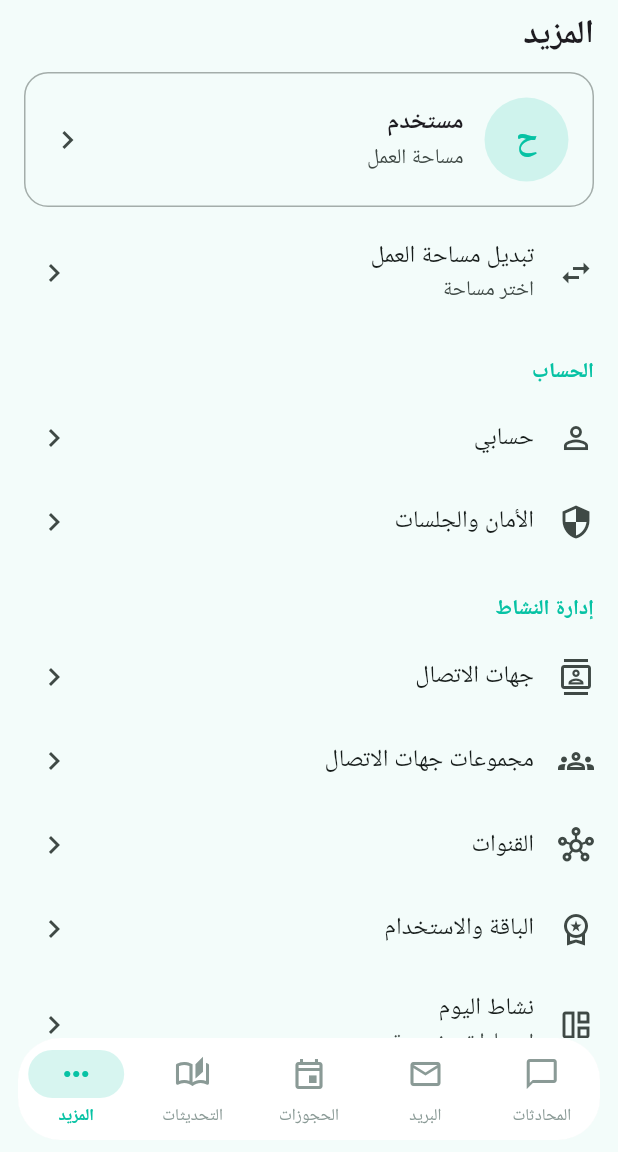
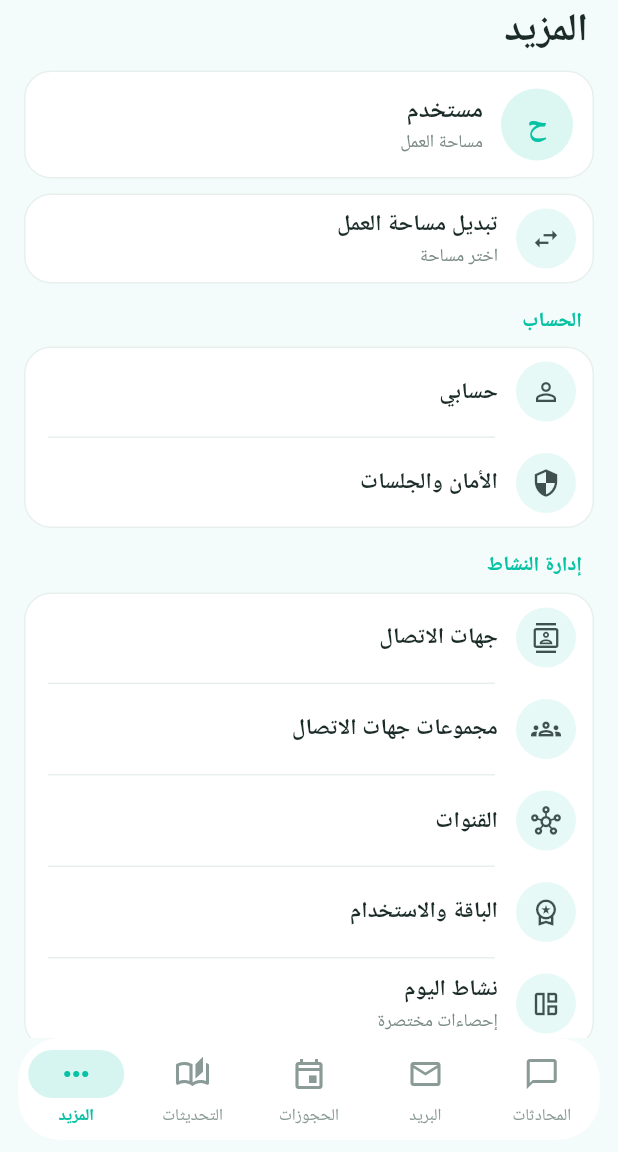
Before and after one commit to itzhaso1/aihasan2001, a Flutter app: the MoreScreen screen opened by its route, on a phone screen of 412 x 824 dp, the part 84-1236 px from its top. Run offline on Flutter 3.47's test engine with Material 3 defaults, Android fonts, the phone set to English and light mode, and no system bars; our stand-ins replace audioplayers, cached_network_image, dio, drift, equatable, file_picker and 11 more; missing offline and left inert: cryptography, dart:html; accounts and stored records are empty; generated files the repository leaves out were written again; network calls fail; Roboto replaces fonts that are missing (Cairo).

Commit message:
Restyle HASIM More screen into grouped mint cards.
Keep every existing hub destination and logout action, and drop chevrons so the list matches the reference layout.

Co-authored-by: itzhaso1 <itzhaso1@users.noreply.github.com>

```diff
--- a/apps/hasim/lib/features/more/presentation/more_screen.dart
+++ b/apps/hasim/lib/features/more/presentation/more_screen.dart
@@ -2,6 +2,8 @@ import 'package:cached_network_image/cached_network_image.dart';
 import 'package:flutter/material.dart';
 import 'package:flutter_riverpod/flutter_riverpod.dart';
 import 'package:go_router/go_router.dart';
+import 'package:hasim/core/config/app_config.dart';
+import 'package:hasim/core/theme/app_theme.dart';
 import 'package:hasim/core/theme/theme_mode_controller.dart';
 import 'package:hasim/core/widgets/hasim_shell_header.dart';
 import 'package:hasim/features/auth/providers/auth_controller.dart';
@@ -11,6 +13,10 @@ import 'package:hasim/features/home/providers/home_controller.dart';
 class MoreScreen extends ConsumerWidget {
   const MoreScreen({super.key});
 
+  static const _ink = Color(0xFF1A2B28);
+  static const _muted = Color(0xFF7A8B87);
+  static const _line = Color(0xFFE7F0ED);
+
   @override
   Widget build(BuildContext context, WidgetRef ref) {
     final auth = ref.watch(authControllerProvider);
@@ -18,155 +24,201 @@ class MoreScreen extends ConsumerWidget {
     final user = auth.user;
     final theme = Theme.of(context);
     final notifCount = snap?.unreadNotifications ?? 0;
+    final mint = Color(AppConfig.brand.surface);
 
     return Scaffold(
-      appBar: const HasimShellHeader(),
+      backgroundColor: mint,
+      appBar: HasimShellHeader(backgroundColor: mint),
       body: ListView(
-        padding: const EdgeInsets.only(bottom: 32),
+        padding: const EdgeInsets.fromLTRB(16, 4, 16, 28),
         children: [
           Padding(
-            padding: const EdgeInsets.fromLTRB(16, 8, 16, 0),
-            child: Text('المزيد', style: theme.textTheme.titleLarge?.copyWith(fontWeight: FontWeight.w800)),
+            padding: const EdgeInsetsDirectional.only(start: 4, bottom: 10),
+            child: Text(
+              'المزيد',
+              style: theme.textTheme.headlineSmall?.copyWith(
+                fontWeight: FontWeight.w800,
+                fontSize: 26,
+                height: 1.25,
+                color: _ink,
               ),
-          Padding(
-            padding: const EdgeInsets.fromLTRB(16, 12, 16, 8),
+            ),
+          ),
+          _MoreCard(
             child: InkWell(
-              borderRadius: BorderRadius.circular(16),
               onTap: () => context.push('/profile'),
-              child: Container(
-                padding: const EdgeInsets.all(16),
-                decoration: BoxDecoration(
-                  border: Border.all(color: theme.dividerColor.withValues(alpha: 0.6)),
-                  borderRadius: BorderRadius.circular(16),
-                ),
+              child: Padding(
+                padding: const EdgeInsets.symmetric(horizontal: 14, vertical: 12),
                 child: Row(
                   children: [
                     CircleAvatar(
-                      radius: 28,
-                      backgroundColor: theme.colorScheme.primary.withValues(alpha: 0.15),
-                      backgroundImage:
-                          user?.avatarUrl != null ? CachedNetworkImageProvider(user!.avatarUrl!) : null,
+                      radius: 24,
+                      backgroundColor: AppTheme.brand.withValues(alpha: 0.14),
+                      backgroundImage: user?.avatarUrl != null ? CachedNetworkImageProvider(user!.avatarUrl!) : null,
                       child: user?.avatarUrl == null
                           ? Text(
                               (user?.name.isNotEmpty == true ? user!.name[0] : 'ح'),
-                              style: TextStyle(
-                                fontSize: 22,
-                                fontWeight: FontWeight.w800,
-                                color: theme.colorScheme.primary,
+                              style: const TextStyle(
+                                fontSize: 20,
+                                fontWeight: FontWeight.w700,
+                                color: AppTheme.brand,
                               ),
                             )
                           : null,
                     ),
-                    const SizedBox(width: 14),
+                    const SizedBox(width: 12),
                     Expanded(
                       child: Column(
                         crossAxisAlignment: CrossAxisAlignment.start,
                         children: [
                           Text(
                             user?.name ?? 'مستخدم',
-                            style: theme.textTheme.titleMedium?.copyWith(fontWeight: FontWeight.w800),
+                            maxLines: 1,
+                            overflow: TextOverflow.ellipsis,
+                            style: theme.textTheme.titleMedium?.copyWith(
+                              fontWeight: FontWeight.w700,
+                              fontSize: 16,
+                              height: 1.3,
+                              color: _ink,
+                            ),
                           ),
                           const SizedBox(height: 2),
                           Text(
                             auth.workspace?.name ?? 'مساحة العمل',
-                            style: theme.textTheme.bodyMedium?.copyWith(
-                              color: theme.colorScheme.onSurfaceVariant,
+                            maxLines: 1,
+                            overflow: TextOverflow.ellipsis,
+                            style: theme.textTheme.bodySmall?.copyWith(
+                              color: _muted,
+                              fontWeight: FontWeight.w500,
+                              height: 1.35,
                             ),
                           ),
                         ],
                       ),
                     ),
-                    Icon(Icons.chevron_left, color: theme.colorScheme.onSurfaceVariant),
                   ],
                 ),
               ),
             ),
           ),
-          ListTile(
-            leading: const Icon(Icons.swap_horiz),
-            title: const Text('تبديل مساحة العمل'),
-            subtitle: Text(auth.workspace?.name ?? 'اختر مساحة'),
-            trailing: const Icon(Icons.chevron_left),
+          const SizedBox(height: 10),
+          _MoreCard(
+            child: _MoreRow(
+              icon: Icons.swap_horiz,
+              title: 'تبديل مساحة العمل',
+              subtitle: auth.workspace?.name ?? 'اختر مساحة',
               onTap: () => context.push('/workspaces'),
             ),
+          ),
           const _SectionLabel('الحساب'),
-          _NavTile(
+          _MoreCard(
+            child: Column(
+              children: [
+                _MoreRow(
                   icon: Icons.person_outline,
                   title: 'حسابي',
                   onTap: () => context.push('/profile'),
                 ),
-          _NavTile(
+                const _MoreDivider(),
+                _MoreRow(
                   icon: Icons.security_outlined,
                   title: 'الأمان والجلسات',
                   onTap: () => context.push('/more/security'),
                 ),
+              ],
+            ),
+          ),
           const _SectionLabel('إدارة النشاط'),
-          _NavTile(
+          _MoreCard(
+            child: Column(
+              children: [
+                _MoreRow(
                   icon: Icons.contacts_outlined,
                   title: 'جهات الاتصال',
                   onTap: () => context.push('/contacts'),
                 ),
-          _NavTile(
+                const _MoreDivider(),
+                _MoreRow(
                   icon: Icons.groups_outlined,
                   title: 'مجموعات جهات الاتصال',
                   onTap: () => context.push('/contact-groups'),
                 ),
-          _NavTile(
+                const _MoreDivider(),
+                _MoreRow(
                   icon: Icons.hub_outlined,
                   title: 'القنوات',
                   onTap: () => context.push('/channels'),
                 ),
-          _NavTile(
+                const _MoreDivider(),
+                _MoreRow(
                   icon: Icons.workspace_premium_outlined,
                   title: 'الباقة والاستخدام',
                   onTap: () => context.push('/plans'),
                 ),
-          _NavTile(
+                const _MoreDivider(),
+                _MoreRow(
                   icon: Icons.auto_awesome_mosaic_outlined,
                   title: 'نشاط اليوم',
                   subtitle: 'إحصاءات مختصرة',
                   onTap: () => context.push('/activity'),
                 ),
+              ],
+            ),
+          ),
           const _SectionLabel('الإعدادات'),
-          _NavTile(
+          _MoreCard(
+            child: Column(
+              children: [
+                _MoreRow(
                   icon: Icons.notifications_outlined,
                   title: 'الإشعارات',
-            trailing: notifCount > 0
-                ? Badge(label: Text('$notifCount'))
-                : const Icon(Icons.chevron_left),
+                  badge: notifCount > 0 ? notifCount : null,
                   onTap: () => context.push('/notifications'),
                 ),
-          _NavTile(
+                const _MoreDivider(),
+                _MoreRow(
                   icon: Icons.notifications_active_outlined,
                   title: 'تفضيلات الإشعارات',
                   onTap: () => context.push('/notification-preferences'),
                 ),
-          _NavTile(
+                const _MoreDivider(),
+                _MoreRow(
                   icon: Icons.brightness_6_outlined,
                   title: 'المظهر',
                   subtitle: _themeLabel(ref.watch(themeModeControllerProvider)),
                   onTap: () => _showThemeSheet(context, ref),
                 ),
-          _NavTile(
+                const _MoreDivider(),
+                _MoreRow(
                   icon: Icons.settings_outlined,
                   title: 'الإعدادات',
                   onTap: () => context.push('/settings'),
                 ),
-          const SizedBox(height: 12),
-          Padding(
-            padding: const EdgeInsets.symmetric(horizontal: 16),
-            child: OutlinedButton.icon(
+              ],
+            ),
+          ),
+          const SizedBox(height: 18),
+          OutlinedButton(
             style: OutlinedButton.styleFrom(
               foregroundColor: theme.colorScheme.error,
-                side: BorderSide(color: theme.colorScheme.error.withValues(alpha: 0.4)),
-                minimumSize: const Size.fromHeight(48),
+              backgroundColor: theme.colorScheme.error.withValues(alpha: 0.04),
+              side: BorderSide(color: theme.colorScheme.error.withValues(alpha: 0.42)),
+              minimumSize: const Size.fromHeight(50),
+              shape: RoundedRectangleBorder(borderRadius: BorderRadius.circular(16)),
+              textStyle: theme.textTheme.titleSmall?.copyWith(fontWeight: FontWeight.w700),
             ),
             onPressed: () async {
               await ref.read(authControllerProvider.notifier).logout();
               if (context.mounted) context.go('/login');
             },
-              icon: const Icon(Icons.logout),
-              label: const Text('تسجيل الخروج'),
+            child: const Row(
+              mainAxisAlignment: MainAxisAlignment.center,
+              mainAxisSize: MainAxisSize.min,
+              children: [
+                Icon(Icons.logout, size: 18),
+                SizedBox(width: 8),
+                Text('تسجيل الخروج'),
+              ],
             ),
           ),
         ],
@@ -212,41 +264,134 @@ class _SectionLabel extends StatelessWidget {
   @override
   Widget build(BuildContext context) {
     return Padding(
-      padding: const EdgeInsets.fromLTRB(16, 20, 16, 6),
+      padding: const EdgeInsets.fromLTRB(8, 16, 8, 8),
       child: Text(
         text,
         style: Theme.of(context).textTheme.titleSmall?.copyWith(
-              fontWeight: FontWeight.w800,
-              color: Theme.of(context).colorScheme.primary,
+              fontWeight: FontWeight.w700,
+              fontSize: 13.5,
+              height: 1.35,
+              color: AppTheme.brand,
             ),
       ),
     );
   }
 }
 
-class _NavTile extends StatelessWidget {
-  const _NavTile({
+class _MoreCard extends StatelessWidget {
+  const _MoreCard({required this.child});
+  final Widget child;
+
+  @override
+  Widget build(BuildContext context) {
+    final isDark = Theme.of(context).brightness == Brightness.dark;
+    return DecoratedBox(
+      decoration: BoxDecoration(
+        color: isDark ? const Color(0xFF15201D) : Colors.white,
+        borderRadius: BorderRadius.circular(18),
+        border: Border.all(color: isDark ? const Color(0xFF1F2E2A) : MoreScreen._line),
+      ),
+      child: ClipRRect(
+        borderRadius: BorderRadius.circular(18),
+        child: child,
+      ),
+    );
+  }
+}
+
+class _MoreDivider extends StatelessWidget {
+  const _MoreDivider();
+
+  @override
+  Widget build(BuildContext context) {
+    return const Divider(
+      height: 1,
+      thickness: 1,
+      indent: 66,
+      endIndent: 16,
+      color: MoreScreen._line,
+    );
+  }
+}
+
+class _MoreRow extends StatelessWidget {
+  const _MoreRow({
     required this.icon,
     required this.title,
     required this.onTap,
     this.subtitle,
-    this.trailing,
+    this.badge,
   });
 
   final IconData icon;
   final String title;
   final String? subtitle;
-  final Widget? trailing;
+  final int? badge;
   final VoidCallback onTap;
 
   @override
   Widget build(BuildContext context) {
-    return ListTile(
-      leading: Icon(icon),
-      title: Text(title),
-      subtitle: subtitle == null ? null : Text(subtitle!),
-      trailing: trailing ?? const Icon(Icons.chevron_left),
+    final theme = Theme.of(context);
+    return InkWell(
       onTap: onTap,
+      child: Padding(
+        padding: const EdgeInsets.symmetric(horizontal: 12, vertical: 10),
+        child: Row(
+          children: [
+            Container(
+              width: 40,
+              height: 40,
+              decoration: BoxDecoration(
+                color: AppTheme.brand.withValues(alpha: 0.10),
+                shape: BoxShape.circle,
+              ),
+              child: Icon(icon, size: 20, color: MoreScreen._ink.withValues(alpha: 0.82)),
+            ),
+            const SizedBox(width: 12),
+            Expanded(
+              child: Column(
+                crossAxisAlignment: CrossAxisAlignment.start,
+                children: [
+                  Row(
+                    children: [
+                      Flexible(
+                        child: Text(
+                          title,
+                          maxLines: 1,
+                          overflow: TextOverflow.ellipsis,
+                          style: theme.textTheme.bodyLarge?.copyWith(
+                            fontWeight: FontWeight.w600,
+                            fontSize: 15,
+                            height: 1.35,
+                            color: MoreScreen._ink,
+                          ),
+                        ),
+                      ),
+                      if (badge != null) ...[
+                        const SizedBox(width: 8),
+                        Badge(label: Text('$badge')),
+                      ],
+                    ],
+                  ),
+                  if (subtitle != null) ...[
+                    const SizedBox(height: 2),
+                    Text(
+                      subtitle!,
+                      maxLines: 1,
+                      overflow: TextOverflow.ellipsis,
+                      style: theme.textTheme.bodySmall?.copyWith(
+                        color: MoreScreen._muted,
+                        fontWeight: FontWeight.w500,
+                        height: 1.35,
+                      ),
+                    ),
+                  ],
+                ],
+              ),
+            ),
+          ],
+        ),
+      ),
     );
   }
 }
```
Also changed, not shown: 1 other file. Lines whose indentation alone changed are shown as unchanged.
